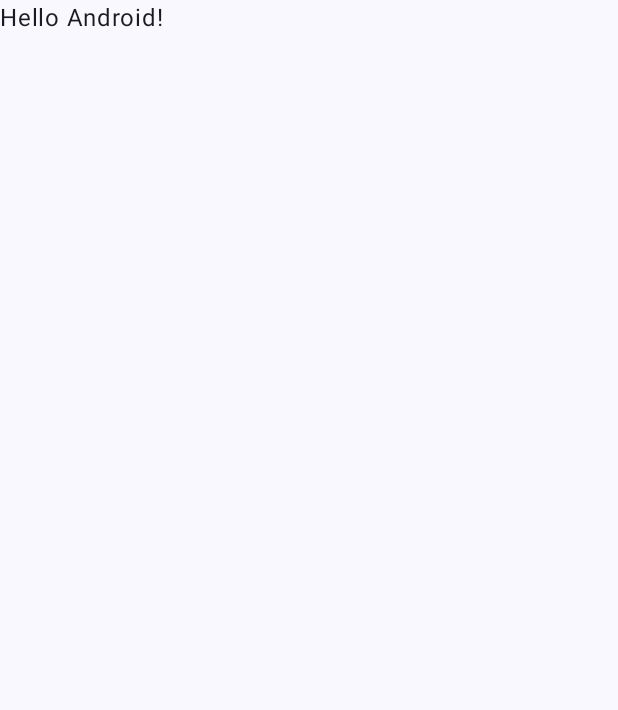
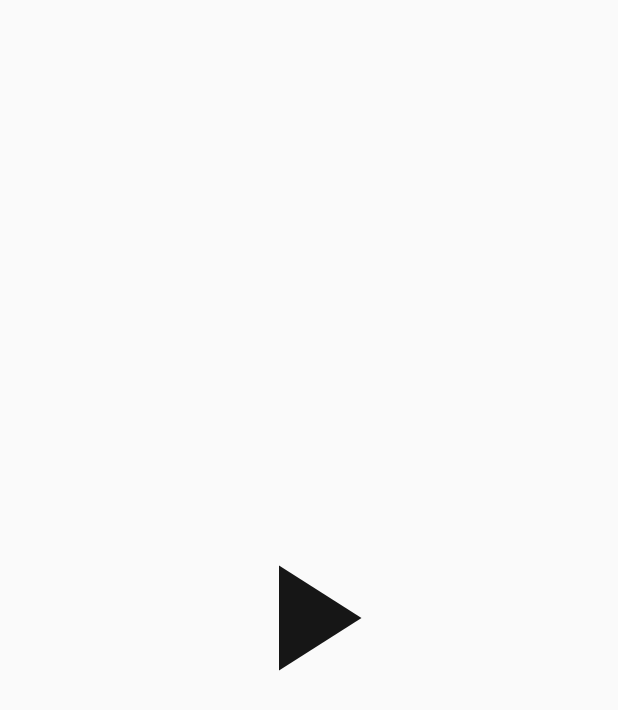
Before and after one commit to l-d-off/MoviesApp, an Android app built with Jetpack Compose: the first screen one second after launch (MainActivity), on a phone screen of 412 x 824 dp. Before the commit the part shown is almost empty. Shown: the top 710 px of the screen. Run offline under Robolectric (Android 15) with nearby library versions, the phone set to English and light mode, and no system bars.

Commit message:
Lesson-1

```diff
--- a/app/src/main/java/com/darf/moviesapp/MainActivity.kt
+++ b/app/src/main/java/com/darf/moviesapp/MainActivity.kt
@@ -10,6 +10,8 @@ import androidx.compose.material3.Text
 import androidx.compose.runtime.Composable
 import androidx.compose.ui.Modifier
 import androidx.compose.ui.tooling.preview.Preview
+import androidx.navigation.compose.rememberNavController
+import com.darf.moviesapp.navigation.SetupNavHost
 import com.darf.moviesapp.ui.theme.MoviesAppTheme
 
 class MainActivity : ComponentActivity() {
@@ -17,30 +19,9 @@ class MainActivity : ComponentActivity() {
         super.onCreate(savedInstanceState)
         setContent {
             MoviesAppTheme {
-                // A surface container using the 'background' color from the theme
-                Surface(
-                    modifier = Modifier.fillMaxSize(),
-                    color = MaterialTheme.colorScheme.background
-                ) {
-                    Greeting("Android")
-                }
+                val navController = rememberNavController()
+                SetupNavHost(navController = navController)
             }
         }
     }
 }
-
-@Composable
-fun Greeting(name: String, modifier: Modifier = Modifier) {
-    Text(
-        text = "Hello $name!",
-        modifier = modifier
-    )
-}
-
-@Preview(showBackground = true)
-@Composable
-fun GreetingPreview() {
-    MoviesAppTheme {
-        Greeting("Android")
-    }
-}
--- /dev/null
+++ b/app/src/main/java/com/darf/moviesapp/navigation/SetupNavHost.kt
@@ -0,0 +1,31 @@
+package com.darf.moviesapp.navigation
+
+import androidx.compose.runtime.Composable
+import androidx.navigation.NavHostController
+import androidx.navigation.compose.NavHost
+import androidx.navigation.compose.composable
+import com.darf.moviesapp.screens.MainScreen
+import com.darf.moviesapp.screens.SplashScreen
+import com.darf.moviesapp.utils.Constants
+
+sealed class Screens(val route: String) {
+    object Splash : Screens(route = Constants.Screens.SPLASH_SCREEN)
+    object Main : Screens(route = Constants.Screens.MAIN_SCREEN)
+    object Details : Screens(route = Constants.Screens.DETAILS_SCREEN)
+}
+
+@Composable
+fun SetupNavHost(navController: NavHostController) {
+    NavHost(
+        navController = navController,
+        startDestination = Screens.Splash.route
+    ) {
+        composable(route = Screens.Splash.route) {
+            SplashScreen(navController = navController)
+        }
+        composable(route = Screens.Main.route) {
+            MainScreen()
+        }
+        composable(route = Screens.Details.route) {}
+    }
+}
--- /dev/null
+++ b/app/src/main/java/com/darf/moviesapp/screens/SplashScreen.kt
@@ -0,0 +1,66 @@
+package com.darf.moviesapp.screens
+
+import androidx.compose.animation.core.animateFloatAsState
+import androidx.compose.animation.core.tween
+import androidx.compose.foundation.layout.Box
+import androidx.compose.foundation.layout.fillMaxSize
+import androidx.compose.foundation.layout.size
+import androidx.compose.material.icons.Icons
+import androidx.compose.material.icons.filled.PlayArrow
+import androidx.compose.material3.Icon
+import androidx.compose.runtime.Composable
+import androidx.compose.runtime.LaunchedEffect
+import androidx.compose.runtime.getValue
+import androidx.compose.runtime.mutableStateOf
+import androidx.compose.runtime.remember
+import androidx.compose.runtime.setValue
+import androidx.compose.ui.Alignment
+import androidx.compose.ui.Modifier
+import androidx.compose.ui.draw.alpha
+import androidx.compose.ui.graphics.Color
+import androidx.compose.ui.tooling.preview.Preview
+import androidx.compose.ui.unit.dp
+import androidx.navigation.NavController
+import com.darf.moviesapp.navigation.Screens
+import com.darf.moviesapp.ui.theme.MoviesAppTheme
+import kotlinx.coroutines.delay
+
+@Composable
+fun SplashScreen(navController: NavController) {
+    var startAnimate by remember { mutableStateOf(false) }
+    val alphaAnimation = animateFloatAsState(
+        targetValue = if (startAnimate) 1f else 0f,
+        animationSpec = tween(durationMillis = 3000)
+    )
+    LaunchedEffect(key1 = true) {
+        startAnimate = true
+        delay(4000)
+        navController.navigate(Screens.Main.route)
+    }
+    Splash(alpha = alphaAnimation.value)
+}
+
+@Composable
+fun Splash(alpha: Float) {
+    Box(
+        modifier = Modifier.fillMaxSize(),
+        contentAlignment = Alignment.Center
+    ) {
+        Icon(
+            modifier = Modifier
+                .size(120.dp)
+                .alpha(alpha),
+            imageVector = Icons.Default.PlayArrow,
+            contentDescription = "",
+            tint = Color.Black
+        )
+    }
+}
+
+@Composable
+@Preview(showBackground = true)
+fun prevSplash() {
+    MoviesAppTheme {
+        Splash(1f)
+    }
+}
```
Also changed, not shown: app/build.gradle (+8 -5 lines), app/src/main/java/com/darf/moviesapp/screens/MainScreen.kt (added, +14 -0 lines), app/src/main/java/com/darf/moviesapp/utils/Constants.kt (added, +9 -0 lines).
